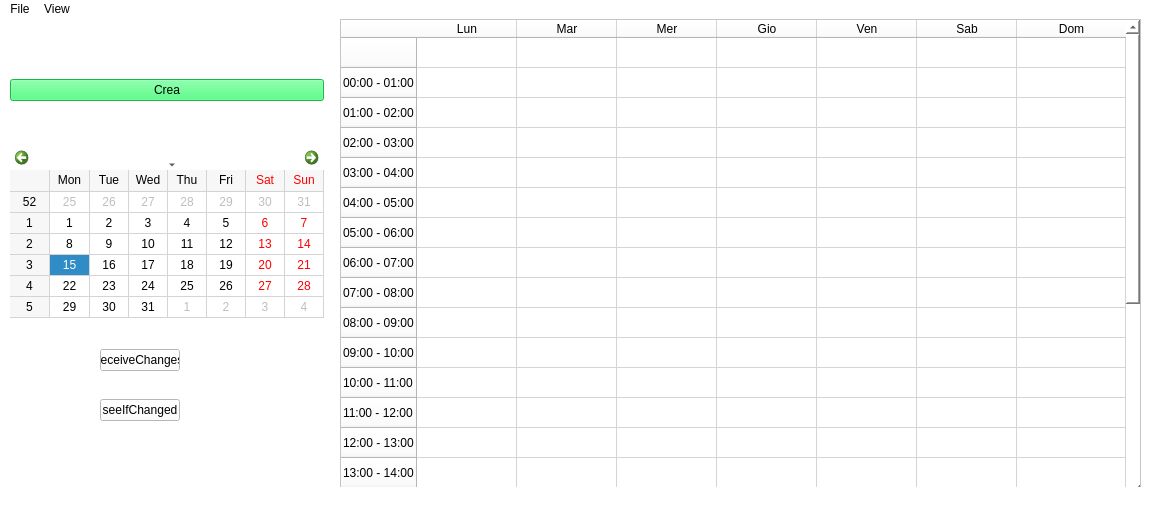
DarthReca/calendar-to-do-list, file CalendarToDoList/mainwindow.ui: the form before one commit.
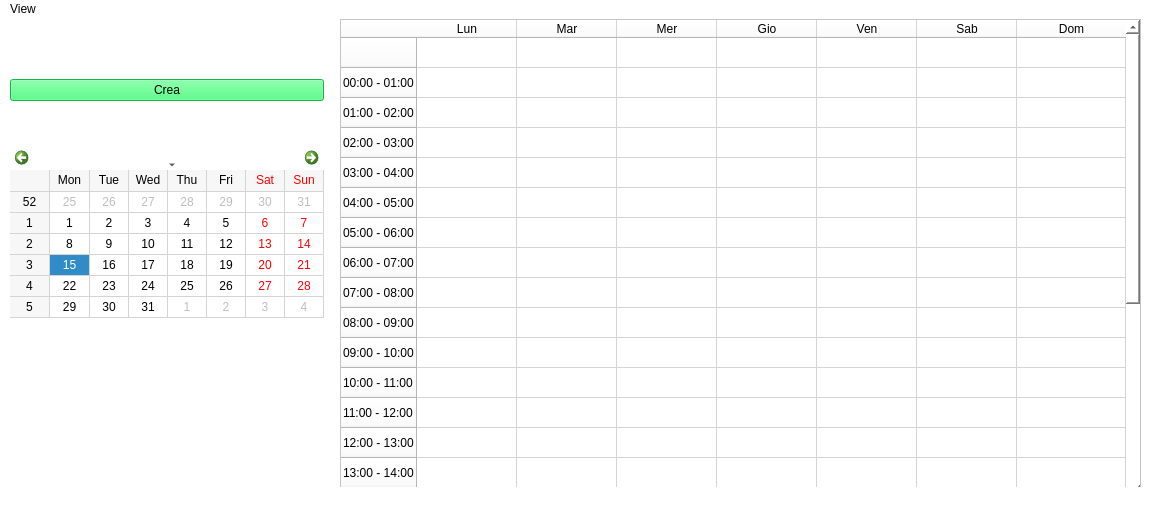
The form after the commit.

```diff
--- a/CalendarToDoList/mainwindow.ui
+++ b/CalendarToDoList/mainwindow.ui
@@ -286,32 +286,6 @@
      </item>
     </layout>
    </widget>
-   <widget class="QPushButton" name="receiveChanges">
-    <property name="geometry">
-     <rect>
-      <x>100</x>
-      <y>330</y>
-      <width>80</width>
-      <height>22</height>
-     </rect>
-    </property>
-    <property name="text">
-     <string>receiveChanges</string>
-    </property>
-   </widget>
-   <widget class="QPushButton" name="seeIfChanged">
-    <property name="geometry">
-     <rect>
-      <x>100</x>
-      <y>380</y>
-      <width>80</width>
-      <height>22</height>
-     </rect>
-    </property>
-    <property name="text">
-     <string>seeIfChanged</string>
-    </property>
-   </widget>
   </widget>
   <widget class="QMenuBar" name="menubar">
    <property name="geometry">
@@ -328,20 +302,6 @@
      <verstretch>0</verstretch>
     </sizepolicy>
    </property>
-   <widget class="QMenu" name="menuFile">
-    <property name="geometry">
-     <rect>
-      <x>244</x>
-      <y>95</y>
-      <width>135</width>
-      <height>72</height>
-     </rect>
-    </property>
-    <property name="title">
-     <string>File</string>
-    </property>
-    <addaction name="actionLogin"/>
-   </widget>
    <widget class="QMenu" name="menuView">
     <property name="title">
      <string>View</string>
@@ -355,7 +315,6 @@
     </widget>
     <addaction name="menuVedi_tabella"/>
    </widget>
-   <addaction name="menuFile"/>
    <addaction name="menuView"/>
   </widget>
   <widget class="QStatusBar" name="statusbar"/>
```
